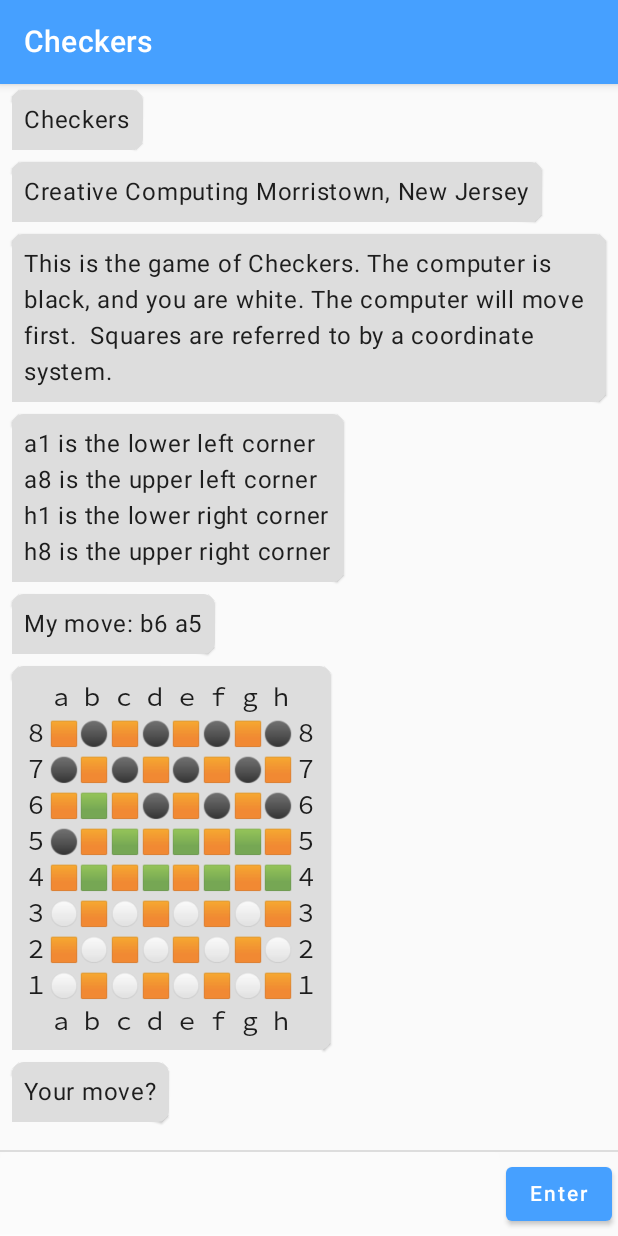
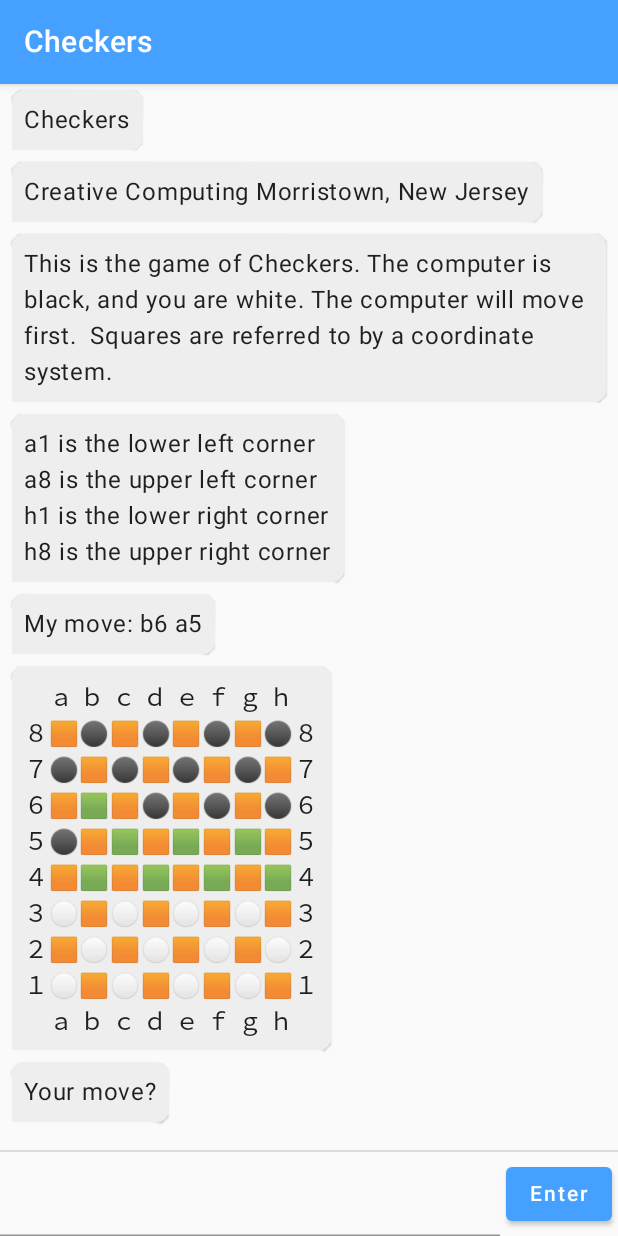
Before and after one commit to kobjects/konsole, an Android app built with Jetpack Compose: the screen it shows after launch (MainActivity), after a tap on "Checkers", on a phone screen of 412 x 824 dp. Run offline under Robolectric (Android 15) with nearby library versions, the phone set to English and light mode, and no system bars.

Commit message:
Color improvements

```diff
--- a/androidApp/src/main/java/org/kobjects/konsole/android/MainActivity.kt
+++ b/androidApp/src/main/java/org/kobjects/konsole/android/MainActivity.kt
@@ -85,13 +85,13 @@ class MainActivity : AppCompatActivity() {
             primaryVariant = Color(0xff0072cb),
             secondary = Color(0xffffa546),
             secondaryVariant = Color(0xffc77612),
-            background = Color(0xffdddddd),
-            surface = Color(0xffdddddd),
+            background = Color(0xffffffff),
+            surface = Color(0xffeeeeee),
             error = Color(0xffff0000),
             onPrimary = Color(0xffffffff),
             onSecondary = Color(0xffffffff),
             onBackground = Color(0xff000000),
-            onSurface = Color(0xffffffff),
+            onSurface = Color(0xff000000),
             onError = Color(0xffffffff),
             isLight = true)
     }
--- a/compose/src/main/java/org/kobjects/konsole/compose/KonsoleRenderer.kt
+++ b/compose/src/main/java/org/kobjects/konsole/compose/KonsoleRenderer.kt
@@ -1,5 +1,6 @@
 package org.kobjects.konsole.compose
 
+import androidx.compose.foundation.background
 import androidx.compose.foundation.layout.*
 import androidx.compose.foundation.lazy.LazyColumn
 import androidx.compose.foundation.lazy.itemsIndexed
@@ -14,6 +15,7 @@ import androidx.compose.runtime.mutableStateOf
 import androidx.compose.runtime.remember
 import androidx.compose.ui.Alignment
 import androidx.compose.ui.Modifier
+import androidx.compose.ui.graphics.Color
 import androidx.compose.ui.text.input.TextFieldValue
 import androidx.compose.ui.text.style.TextAlign
 import androidx.compose.ui.unit.dp
@@ -66,10 +68,12 @@ fun RenderKonsole(
 
             request.consumer(text)
         }
-        Divider(color = MaterialTheme.colors.background)
+        Divider()
         Row(verticalAlignment = Alignment.CenterVertically) {
             TextField(
                 modifier = Modifier.weight(1f),
+                colors = TextFieldDefaults.textFieldColors(
+                    backgroundColor = Color.Transparent),
                 isError = errorMessage.value != "",
                 enabled = konsole.request.value != null,
                 value = textState.value,
```
